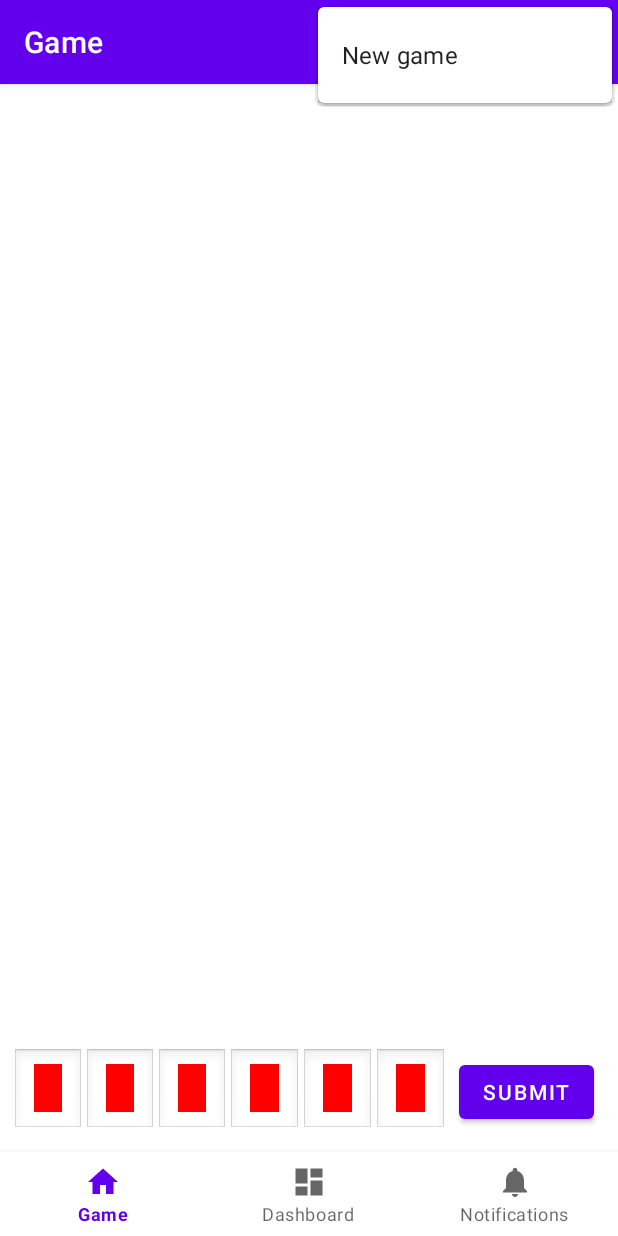
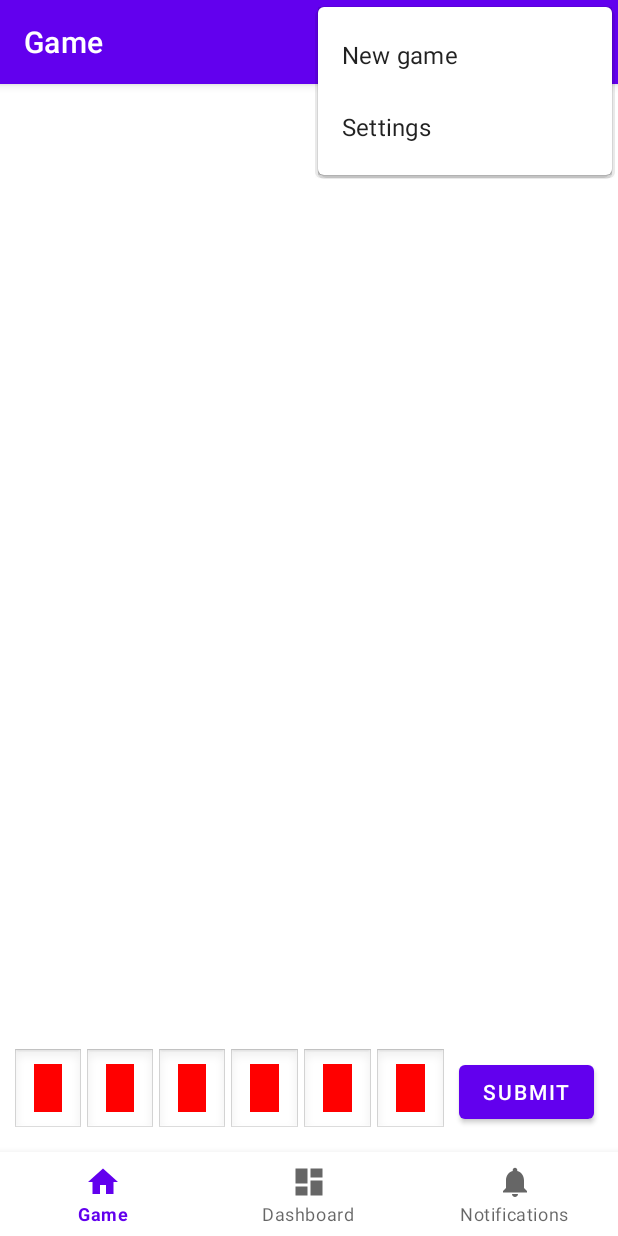
Before and after one commit to seanblann/codebreaker-android, an Android app: the screen it shows after launch (MainActivity), with the options menu open, on a phone screen of 412 x 824 dp. Run offline under Robolectric (Android 15) with nearby library versions, the phone set to English and light mode, and no system bars; our stand-ins replace Room's generated code, RxJava, navigation-ui; libraries missing offline, so code that uses them is left out: com.facebook.stetho; network calls fail; 1 statement that could not run was skipped.

```diff
--- a/app/src/main/java/edu/cnm/deepdive/codebreaker/controller/MainActivity.java
+++ b/app/src/main/java/edu/cnm/deepdive/codebreaker/controller/MainActivity.java
@@ -1,6 +1,10 @@
 package edu.cnm.deepdive.codebreaker.controller;
 
+import android.content.Intent;
 import android.os.Bundle;
+import android.view.Menu;
+import android.view.MenuItem;
+import androidx.annotation.NonNull;
 import com.google.android.material.bottomnavigation.BottomNavigationView;
 import androidx.appcompat.app.AppCompatActivity;
 import androidx.navigation.NavController;
@@ -13,6 +17,8 @@ import edu.cnm.deepdive.codebreaker.databinding.ActivityMainBinding;
 public class MainActivity extends AppCompatActivity {
 
   private ActivityMainBinding binding;
+  private AppBarConfiguration appBarConfiguration;
+  private NavController navController;
 
   @Override
   protected void onCreate(Bundle savedInstanceState) {
@@ -24,13 +30,39 @@ public class MainActivity extends AppCompatActivity {
     BottomNavigationView navView = findViewById(R.id.nav_view);
     // Passing each menu ID as a set of Ids because each
     // menu should be considered as top level destinations.
-    AppBarConfiguration appBarConfiguration = new AppBarConfiguration.Builder(
+    appBarConfiguration = new AppBarConfiguration.Builder(
         R.id.navigation_home, R.id.navigation_dashboard, R.id.navigation_notifications)
         .build();
-    NavController navController = Navigation.findNavController(this,
+    navController = Navigation.findNavController(this,
         R.id.nav_host_fragment_activity_main);
     NavigationUI.setupActionBarWithNavController(this, navController, appBarConfiguration);
     NavigationUI.setupWithNavController(binding.navView, navController);
   }
 
+  @Override
+  public boolean onCreateOptionsMenu(Menu menu) {
+    super.onCreateOptionsMenu(menu);
+    getMenuInflater().inflate(R.menu.main_options, menu);
+    return true;
+  }
+
+  @Override
+  public boolean onOptionsItemSelected(@NonNull MenuItem item) {
+    boolean handled;
+    int itemId = item.getItemId();
+    if (itemId == R.id.settings) {
+      Intent intent = new Intent();
+      startActivity(intent);
+      handled = true;
+    } else {
+      handled = super.onOptionsItemSelected(item);
+    }
+    return handled;
+  }
+
+  @Override
+  public boolean onSupportNavigateUp() {
+    return NavigationUI.navigateUp(navController, appBarConfiguration)
+        || super.onSupportNavigateUp();
+  }
 }
--- /dev/null
+++ b/app/src/main/res/menu/main_options.xml
@@ -0,0 +1,12 @@
+<?xml version="1.0" encoding="utf-8"?>
+<menu xmlns:android="http://schemas.android.com/apk/res/android"
+  xmlns:app="http://schemas.android.com/apk/res-auto">
+
+  <item
+    android:id="@+id/settings"
+    android:title="@string/settings_title"
+    android:orderInCategory="1000"
+    app:showAsAction="never"/>
+
+
+</menu>
--- a/app/src/main/res/values/colors.xml
+++ b/app/src/main/res/values/colors.xml
@@ -14,7 +14,7 @@
   <color name="green_swatch">#FF00AA00</color>
   <color name="blue_swatch">#FF0000FF</color>
   <color name="indigo_swatch">#FF4B0082</color>
-  <color name="violet_swatch">#FFEE82EE</color>
+  <color name="violet_swatch">#FF6200EE</color>
 
 
 
--- a/app/src/main/res/values/strings.xml
+++ b/app/src/main/res/values/strings.xml
@@ -12,6 +12,11 @@
   <string name="exact_matches">Exact Matches</string>
   <string name="near_matches">Near Matches</string>
 
+  <string name="code_length_pref_key">code_length_pref</string>
+
+  <string name="code_length_pref_title">Code length</string>
+  <string name="settings_title">Settings</string>
+
   <string-array name="color_labels">
     <item>Red</item>
     <item>Orange</item>
```
Also changed, not shown: app/src/main/AndroidManifest.xml (+6 -3 lines), app/src/main/java/edu/cnm/deepdive/codebreaker/controller/SettingsActivity.java (added, +24 -0 lines), app/src/main/res/layout/activity_settings.xml (added, +12 -0 lines), app/src/main/res/xml/settings.xml (added, +15 -0 lines).
